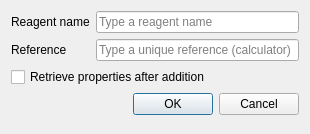
First picture: the form in reagentdialog.ui, repository FrankMamuda/fumingcube, before the edit.
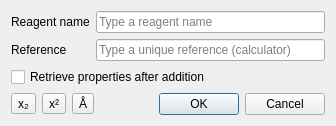
Second picture: the form after the edit. Icons and pictures are not drawn. Custom widgets are drawn as their Qt base class.

Commit message: fix PropertyDock issues, add sub/superscript button for ReagentDialog

Diff of the .ui file:
```diff
--- a/reagentdialog.ui
+++ b/reagentdialog.ui
@@ -6,8 +6,8 @@
    <rect>
     <x>0</x>
     <y>0</y>
-    <width>310</width>
-    <height>134</height>
+    <width>336</width>
+    <height>118</height>
    </rect>
   </property>
   <property name="windowTitle">
@@ -17,52 +17,77 @@
    <iconset theme="reagent">
     <normaloff>.</normaloff>.</iconset>
   </property>
-  <layout class="QFormLayout" name="formLayout">
-   <item row="1" column="0">
+  <layout class="QGridLayout" name="gridLayout">
+   <item row="0" column="0" colspan="2">
     <widget class="QLabel" name="nameLabel">
      <property name="text">
       <string>Reagent name</string>
      </property>
     </widget>
    </item>
-   <item row="1" column="1">
+   <item row="0" column="2">
     <widget class="QLineEdit" name="nameEdit">
      <property name="placeholderText">
       <string>Type a reagent name</string>
      </property>
     </widget>
    </item>
-   <item row="3" column="0">
+   <item row="1" column="0">
     <widget class="QLabel" name="aliasLabel">
      <property name="text">
       <string>Reference</string>
      </property>
     </widget>
    </item>
-   <item row="3" column="1">
+   <item row="1" column="2">
     <widget class="QLineEdit" name="aliasEdit">
      <property name="placeholderText">
       <string>Type a unique reference (calculator)</string>
      </property>
     </widget>
    </item>
-   <item row="6" column="0" colspan="2">
-    <widget class="ButtonBox" name="buttonBox">
-     <property name="orientation">
-      <enum>Qt::Horizontal</enum>
-     </property>
-     <property name="standardButtons">
-      <set>QDialogButtonBox::Cancel|QDialogButtonBox::Ok</set>
-     </property>
-    </widget>
-   </item>
-   <item row="5" column="0" colspan="2">
+   <item row="2" column="0" colspan="3">
     <widget class="QCheckBox" name="propertyCheck">
      <property name="text">
       <string>Retrieve properties after addition</string>
      </property>
     </widget>
    </item>
+   <item row="3" column="0" colspan="3">
+    <layout class="QHBoxLayout" name="horizontalLayout_3">
+     <item>
+      <widget class="QToolButton" name="subButton">
+       <property name="text">
+        <string>x₂</string>
+       </property>
+      </widget>
+     </item>
+     <item>
+      <widget class="QToolButton" name="supButton">
+       <property name="text">
+        <string>x²</string>
+       </property>
+      </widget>
+     </item>
+     <item>
+      <widget class="QToolButton" name="charButton">
+       <property name="text">
+        <string>Å</string>
+       </property>
+      </widget>
+     </item>
+     <item>
+      <widget class="ButtonBox" name="buttonBox">
+       <property name="orientation">
+        <enum>Qt::Horizontal</enum>
+       </property>
+       <property name="standardButtons">
+        <set>QDialogButtonBox::Cancel|QDialogButtonBox::Ok</set>
+       </property>
+      </widget>
+     </item>
+    </layout>
+   </item>
   </layout>
  </widget>
  <customwidgets>
```
The commit also changes 8 other files.
